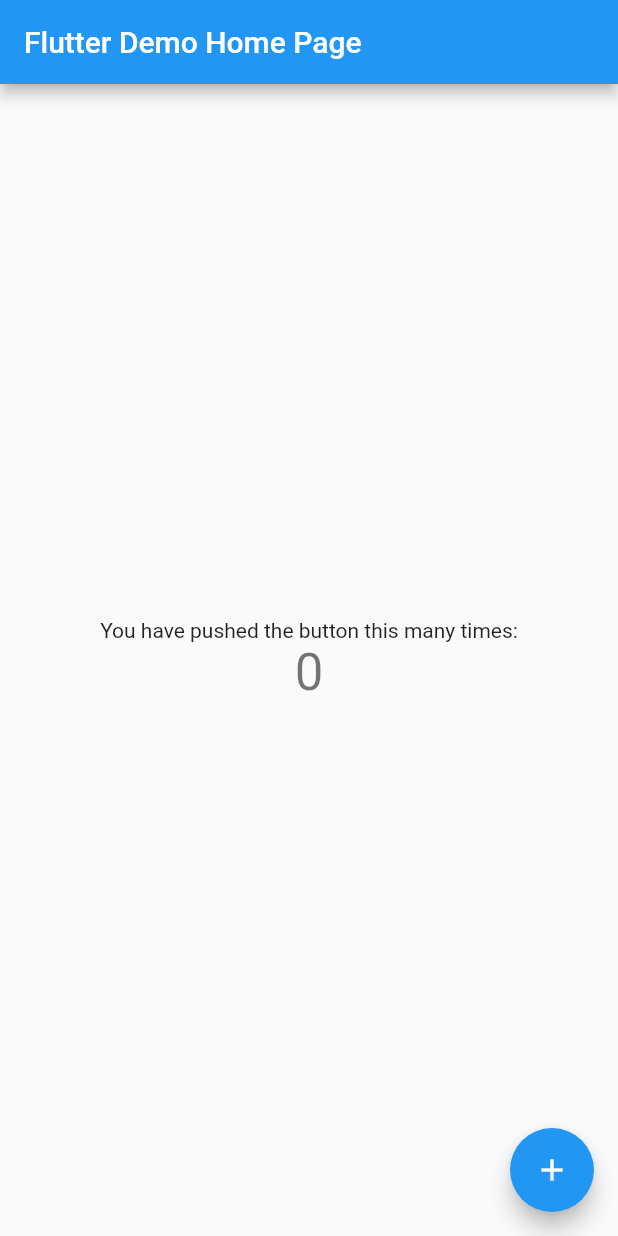
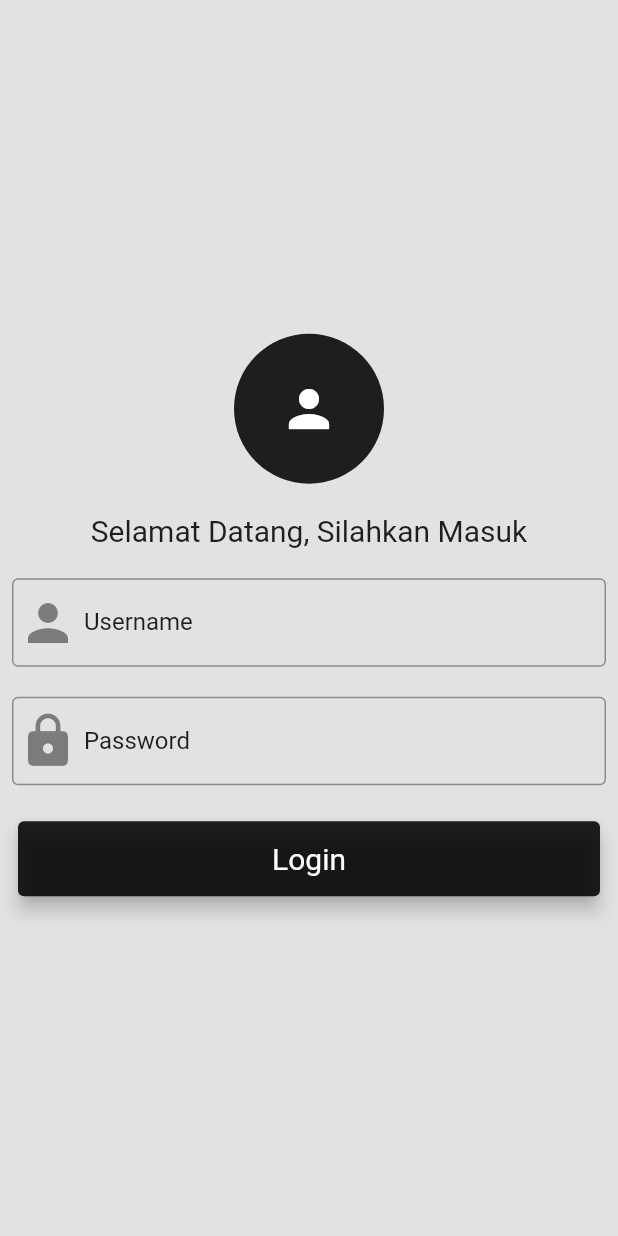
Before and after one commit to YoungDev21/formlogin, a Flutter app: the screen it shows after launch, on a phone screen of 412 x 824 dp. Run offline on Flutter 3.47's test engine with Material 2 defaults, Android fonts, the phone set to English and light mode, and no system bars.

Commit message:
UpdateFormLogin

```diff
--- a/lib/main.dart
+++ b/lib/main.dart
@@ -4,113 +4,117 @@ void main() {
   runApp(const MyApp());
 }
 
+// Step 1
 class MyApp extends StatelessWidget {
-  const MyApp({super.key});
+  const MyApp({Key? key}) : super(key: key);
 
-  // This widget is the root of your application.
   @override
   Widget build(BuildContext context) {
     return MaterialApp(
-      title: 'Flutter Demo',
-      theme: ThemeData(
-
-        // This is the theme of your application.
-        //
-        // Try running your application with "flutter run". You'll see the
-        // application has a blue toolbar. Then, without quitting the app, try
-        // changing the primarySwatch below to Colors.green and then invoke
-        // "hot reload" (press "r" in the console where you ran "flutter run",
-        // or simply save your changes to "hot reload" in a Flutter IDE).
-        // Notice that the counter didn't reset back to zero; the application
-        // is not restarted.
-        primarySwatch: Colors.blue,
-      ),
-      home: const MyHomePage(title: 'Flutter Demo Home Page'),
+      title: 'login',
+      debugShowCheckedModeBanner: false,
+      theme: ThemeData(primaryColor: Colors.black87),
+      home: Login(),
     );
   }
 }
 
-class MyHomePage extends StatefulWidget {
-  const MyHomePage({super.key, required this.title});
-
-  // This widget is the home page of your application. It is stateful, meaning
-  // that it has a State object (defined below) that contains fields that affect
-  // how it looks.
-
-  // This class is the configuration for the state. It holds the values (in this
-  // case the title) provided by the parent (in this case the App widget) and
-  // used by the build method of the State. Fields in a Widget subclass are
-  // always marked "final".
-
-  final String title;
-
+// Step 2 - Create Homepage
+class Login extends StatefulWidget {
   @override
-  State<MyHomePage> createState() => _MyHomePageState();
+  _LoginState createState() => _LoginState();
 }
 
-class _MyHomePageState extends State<MyHomePage> {
-  int _counter = 0;
-
-  void _incrementCounter() {
-    setState(() {
-      // This call to setState tells the Flutter framework that something has
-      // changed in this State, which causes it to rerun the build method below
-      // so that the display can reflect the updated values. If we changed
-      // _counter without calling setState(), then the build method would not be
-      // called again, and so nothing would appear to happen.
-      _counter++;
-    });
-  }
-
+class _LoginState extends State<Login> {
   @override
   Widget build(BuildContext context) {
-    // This method is rerun every time setState is called, for instance as done
-    // by the _incrementCounter method above.
-    //
-    // The Flutter framework has been optimized to make rerunning build methods
-    // fast, so that you can just rebuild anything that needs updating rather
-    // than having to individually change instances of widgets.
     return Scaffold(
-      appBar: AppBar(
-        // Here we take the value from the MyHomePage object that was created by
-        // the App.build method, and use it to set our appbar title.
-        title: Text(widget.title),
-      ),
-      body: Center(
-        // Center is a layout widget. It takes a single child and positions it
-        // in the middle of the parent.
+        body: Container(
+      width: MediaQuery.of(context).size.width,
+      padding: const EdgeInsets.all(8),
+      color: Color.fromARGB(255, 226, 226, 226),
       child: Column(
-          // Column is also a layout widget. It takes a list of children and
-          // arranges them vertically. By default, it sizes itself to fit its
-          // children horizontally, and tries to be as tall as its parent.
-          //
-          // Invoke "debug painting" (press "p" in the console, choose the
-          // "Toggle Debug Paint" action from the Flutter Inspector in Android
-          // Studio, or the "Toggle Debug Paint" command in Visual Studio Code)
-          // to see the wireframe for each widget.
-          //
-          // Column has various properties to control how it sizes itself and
-          // how it positions its children. Here we use mainAxisAlignment to
-          // center the children vertically; the main axis here is the vertical
-          // axis because Columns are vertical (the cross axis would be
-          // horizontal).
         mainAxisAlignment: MainAxisAlignment.center,
         children: <Widget>[
-            const Text(
-              'You have pushed the button this many times:',
+          Container(
+            width: 100,
+            height: 100,
+            decoration:
+                BoxDecoration(color: Colors.black87, shape: BoxShape.circle),
+            child: Center(
+              child: Icon(
+                Icons.person,
+                size: 40,
+                color: Colors.white,
+              ),
+            ),
+          ),
+          SizedBox(
+            height: 20,
           ),
           Text(
-              '$_counter',
-              style: Theme.of(context).textTheme.headline4,
+            "Selamat Datang, Silahkan Masuk",
+            style: TextStyle(fontSize: 20, color: Colors.black87),
+          ),
+          SizedBox(
+            height: 20,
+          ),
+          TextFormField(
+            decoration: InputDecoration(
+              border: OutlineInputBorder(),
+              focusedBorder: OutlineInputBorder(
+                  borderSide: BorderSide(color: Colors.black87)),
+              prefixIcon: Icon(
+                Icons.person,
+                size: 40,
+              ),
+              hintText: "Masukkan Username",
+              hintStyle: TextStyle(color: Colors.black87),
+              labelText: "Username",
+              labelStyle: TextStyle(color: Colors.black87),
+            ),
+          ),
+          SizedBox(
+            height: 20,
+          ),
+          TextFormField(
+            obscureText: true,
+            decoration: InputDecoration(
+              border: OutlineInputBorder(),
+              focusedBorder: OutlineInputBorder(
+                  borderSide: BorderSide(color: Colors.black87)),
+              prefixIcon: Icon(
+                Icons.lock,
+                size: 40,
+              ),
+              hintText: "Masukkan Password",
+              hintStyle: TextStyle(color: Colors.black87),
+              labelText: "Password",
+              labelStyle: TextStyle(color: Colors.black87),
+            ),
+          ),
+          SizedBox(
+            height: 20,
+          ),
+          Card(
+            color: Colors.black87,
+            elevation: 5,
+            child: Container(
+              height: 50,
+              child: InkWell(
+                splashColor: Colors.white,
+                onTap: () {},
+                child: Center(
+                  child: Text(
+                    "Login",
+                    style: TextStyle(fontSize: 20, color: Colors.white),
+                  ),
+                ),
+              ),
+            ),
           ),
         ],
       ),
-      ),
-      floatingActionButton: FloatingActionButton(
-        onPressed: _incrementCounter,
-        tooltip: 'Increment',
-        child: const Icon(Icons.add),
-      ), // This trailing comma makes auto-formatting nicer for build methods.
-    );
+    ));
   }
 }
```
Lines whose indentation alone changed are shown as unchanged.
